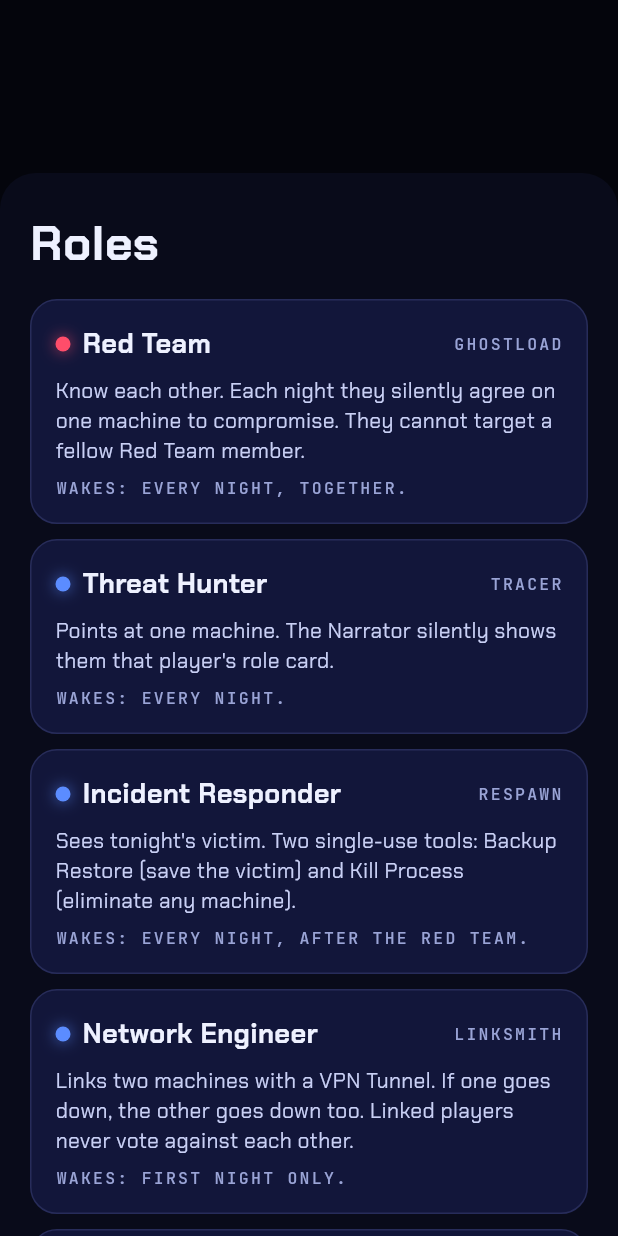
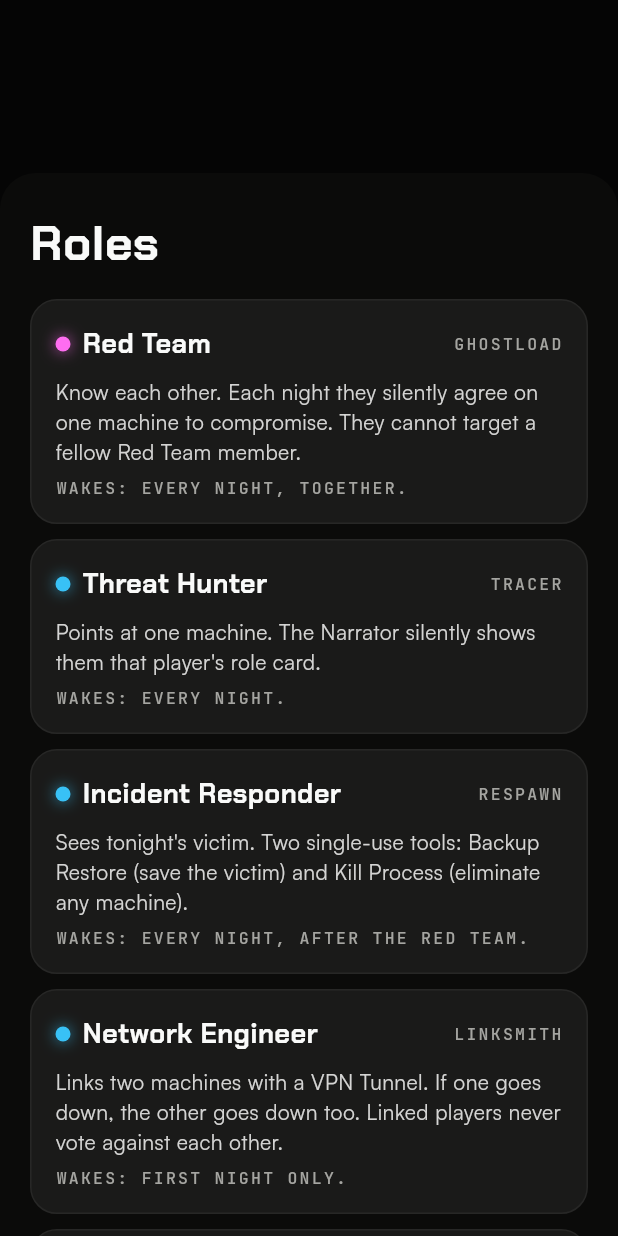
Before and after one commit to Subnau940/Insider-Threat, a Flutter app: what showRolesSheet() shows on an empty page, opened directly, on a phone screen of 412 x 824 dp. Run offline on Flutter 3.47's test engine with Material 3 defaults, Android fonts, the phone set to English and light mode, and no system bars; our stand-ins replace audioplayers, flutter_svg, google_fonts; missing offline and left inert: mobile_scanner.

Commit message:
style(design system): :lipstick: update color rampe and logo

```diff
--- a/lib/main.dart
+++ b/lib/main.dart
@@ -73,7 +73,7 @@ class _AppRootState extends State<AppRoot> {
       context: context,
       builder: (ctx) => AlertDialog(
         title: Text('Quit this game?', style: AppText.ui(20, weight: FontWeight.w700)),
-        content: Text('The current game will be lost.', style: AppText.ui(15)),
+        content: Text('The current game will be lost.', style: AppText.body(15)),
         actions: [
           TextButton(
             onPressed: () => Navigator.pop(ctx, false),
@@ -81,7 +81,7 @@ class _AppRootState extends State<AppRoot> {
           ),
           TextButton(
             onPressed: () => Navigator.pop(ctx, true),
-            child: const Text('Quit', style: TextStyle(color: AppColors.red)),
+            child: const Text('Quit', style: TextStyle(color: AppColors.pink)),
           ),
         ],
       ),
--- a/lib/theme/app_theme.dart
+++ b/lib/theme/app_theme.dart
@@ -1,44 +1,67 @@
-/// Design tokens from the prototype (calm neon: navy, electric blue, violet,
-/// red). Re-skinning the app starts here.
+/// Semantic design tokens, mapped onto the raw ramps in `palette.dart`
+/// (lime / pink / blue / grey, primary = the -400 step). Re-skinning the app
+/// starts here.
+///
+/// Roles: [primary] (lime) is the brand accent and the call to action, kept
+/// for what is actionable or selected so it does not dominate. [blue] is
+/// narration and the Defenders, [pink] is danger and the Red Team.
 library;
 
 import 'package:flutter/material.dart';
 import 'package:google_fonts/google_fonts.dart';
 
 import '../game/models.dart';
+import 'palette.dart';
 
 abstract final class AppColors {
-  static const bg = Color(0xFF090B1A);
-  static const surface = Color(0xFF12163A);
-  static const line = Color(0xFF272C5A);
-  static const text = Color(0xFFEEF1FF);
-  static const textSoft = Color(0xFFC9D0F5);
-  static const muted = Color(0xFF9AA4D6);
-  static const blue = Color(0xFF5B8CFF);
-  static const blueSoft = Color(0xFF9DB6FF);
-  static const violet = Color(0xFF9B6BFF);
-  static const red = Color(0xFFFF4D6A);
-  static const redSoft = Color(0xFFFF9DAE);
-  static const purple = Color(0xFFA97BFF);
-  static const onAccent = Color(0xFF070A1C);
-  static const disabledBg = Color(0xFF171B3C);
-  static const disabledText = Color(0xFF7580B5);
+  // Neutrals: dark background, surfaces get lighter as they rise.
+  static const bg = Cod.c950;
+  static const surface = Cod.c900;
+  static const surfaceHigh = Cod.c800;
+  static const line = Cod.c800;
+  static const text = Cod.c50;
+  static const textSoft = Cod.c300;
+  static const muted = Cod.c400;
+  static const disabledBg = Cod.c900;
+  static const disabledText = Cod.c600;
+
+  // Brand / actionable / selected.
+  static const primary = Lime.c400;
+  static const primarySoft = Lime.c200;
+  static const onAccent = Cod.c950;
+
+  // Narration, info, Defenders.
+  static const blue = Picton.c400;
+  static const blueSoft = Picton.c300;
+
+  // Danger, Red Team.
+  static const pink = Blush.c400;
+  static const pinkSoft = Blush.c200;
+
+  /// Faint grid lines on the Event card.
+  static const grid = Color(0x17A5A5A1);
 
   static const primaryGradient = LinearGradient(
     begin: Alignment.topLeft,
     end: Alignment.bottomRight,
-    colors: [blue, violet],
+    colors: [Lime.c400, Lime.c500],
   );
-  static const redGradient = LinearGradient(
+  static const pinkGradient = LinearGradient(
     begin: Alignment.topLeft,
     end: Alignment.bottomRight,
-    colors: [red, Color(0xFFC455FF)],
+    colors: [Blush.c400, Blush.c500],
+  );
+  static const blueGradient = LinearGradient(
+    begin: Alignment.topLeft,
+    end: Alignment.bottomRight,
+    colors: [Picton.c300, Picton.c400],
   );
 
+  /// Purple has no ramp of its own: the lone wildcard takes the brand lime.
   static Color team(Team t) => switch (t) {
-        Team.red => red,
+        Team.red => pink,
         Team.blue => blue,
-        Team.purple => purple,
+        Team.purple => primary,
       };
 }
 
@@ -65,6 +88,28 @@ abstract final class AppText {
     return useGoogleFonts ? GoogleFonts.chakraPetch(textStyle: base) : base;
   }
 
+  /// Body copy: Satoshi, bundled (assets/fonts) so it works offline. Titles
+  /// and buttons stay on [ui], labels on [mono].
+  static TextStyle body(
+    double size, {
+    FontWeight weight = FontWeight.w500,
+    Color color = AppColors.text,
+    double? height,
+    double? spacing,
+    TextDecoration? decoration,
+  }) =>
+      TextStyle(
+        fontFamily: 'Satoshi',
+        fontSize: size,
+        fontWeight: weight,
+        // Satoshi is a variable font: drive its weight axis explicitly.
+        fontVariations: [FontVariation('wght', weight.value.toDouble())],
+        color: color,
+        height: height,
+        letterSpacing: spacing,
+        decoration: decoration,
+      );
+
   static TextStyle mono(
     double size, {
     FontWeight weight = FontWeight.w500,
@@ -88,11 +133,17 @@ ThemeData buildAppTheme() => ThemeData(
       useMaterial3: true,
       scaffoldBackgroundColor: AppColors.bg,
       colorScheme: const ColorScheme.dark(
-        primary: AppColors.blue,
-        secondary: AppColors.violet,
-        error: AppColors.red,
+        primary: AppColors.primary,
+        onPrimary: AppColors.onAccent,
+        secondary: AppColors.blue,
+        onSecondary: AppColors.onAccent,
+        tertiary: AppColors.pink,
+        onTertiary: AppColors.onAccent,
+        error: AppColors.pink,
+        onError: AppColors.onAccent,
         surface: AppColors.surface,
         onSurface: AppColors.text,
+        outline: AppColors.line,
       ),
       dialogTheme: const DialogThemeData(backgroundColor: AppColors.surface),
       bottomSheetTheme: const BottomSheetThemeData(
--- /dev/null
+++ b/lib/theme/palette.dart
@@ -0,0 +1,68 @@
+/// Raw colour ramps. Nothing in the UI should read these directly: go through
+/// the semantic tokens in `AppColors` (app_theme.dart) so that re-skinning
+/// stays a one-file job.
+///
+/// The -400 step is the primary of each ramp.
+library;
+
+import 'package:flutter/painting.dart';
+
+/// Yellow. The brand primary; use it sparingly so it keeps its punch.
+abstract final class Lime {
+  static const c50 = Color(0xFFFBFFE7);
+  static const c100 = Color(0xFFF3FFC4);
+  static const c200 = Color(0xFFEAFF8F);
+  static const c300 = Color(0xFFDFFF4E);
+  static const c400 = Color(0xFFD4FA1B);
+  static const c500 = Color(0xFFC1E505);
+  static const c600 = Color(0xFFA7BF00);
+  static const c700 = Color(0xFF879405);
+  static const c800 = Color(0xFF71780B);
+  static const c900 = Color(0xFF62660F);
+  static const c950 = Color(0xFF383A04);
+}
+
+/// Pink.
+abstract final class Blush {
+  static const c50 = Color(0xFFFFF3FE);
+  static const c100 = Color(0xFFFFE7FF);
+  static const c200 = Color(0xFFFFCEFD);
+  static const c300 = Color(0xFFFFA7F8);
+  static const c400 = Color(0xFFFF6DF1);
+  static const c500 = Color(0xFFF73EE5);
+  static const c600 = Color(0xFFDB1EC5);
+  static const c700 = Color(0xFFB6159F);
+  static const c800 = Color(0xFF951381);
+  static const c900 = Color(0xFF791668);
+  static const c950 = Color(0xFF510143);
+}
+
+/// Blue.
+abstract final class Picton {
+  static const c50 = Color(0xFFF0F9FF);
+  static const c100 = Color(0xFFE0F3FE);
+  static const c200 = Color(0xFFBBE8FC);
+  static const c300 = Color(0xFF7ED6FB);
+  static const c400 = Color(0xFF38C1F6);
+  static const c500 = Color(0xFF10AAE7);
+  static const c600 = Color(0xFF0489C5);
+  static const c700 = Color(0xFF056D9F);
+  static const c800 = Color(0xFF085C84);
+  static const c900 = Color(0xFF0D4C6D);
+  static const c950 = Color(0xFF093148);
+}
+
+/// Neutral grey, very slightly warm.
+abstract final class Cod {
+  static const c50 = Color(0xFFF9FAF9);
+  static const c100 = Color(0xFFF4F5F4);
+  static const c200 = Color(0xFFE6E6E5);
+  static const c300 = Color(0xFFD4D4D3);
+  static const c400 = Color(0xFFA5A5A1);
+  static const c500 = Color(0xFF747470);
+  static const c600 = Color(0xFF535451);
+  static const c700 = Color(0xFF41413F);
+  static const c800 = Color(0xFF272726);
+  static const c900 = Color(0xFF1A1A19);
+  static const c950 = Color(0xFF0B0B0A);
+}
--- a/lib/ui/event_draw/event_draw_panel.dart
+++ b/lib/ui/event_draw/event_draw_panel.dart
@@ -315,7 +315,7 @@ class _EventDrawPanelState extends State<EventDrawPanel>
                     onPressed: _shown && !_busy ? _play : null,
                     icon: const Icon(Icons.replay, size: 16, color: AppColors.muted),
                     label: Text('Replay the draw',
-                        style: AppText.ui(13, color: AppColors.muted)),
+                        style: AppText.body(13, color: AppColors.muted)),
                   ),
                 ),
               ),
@@ -404,11 +404,11 @@ class _EventDrawPanelState extends State<EventDrawPanel>
                   // RGB-split glitch slices
                   GlitchLayer(
                       slice: _pink,
-                      tint: const Color(0xFFFF2E88),
+                      tint: AppColors.pink,
                       child: glitchSource),
                   GlitchLayer(
                       slice: _cyan,
-                      tint: const Color(0xFF2BD1FF),
+                      tint: AppColors.blue,
                       child: glitchSource),
                   // white flash (CRT brightness)
                   if (flash > 0)
--- a/lib/ui/guide_screen.dart
+++ b/lib/ui/guide_screen.dart
@@ -122,7 +122,7 @@ class _StepBody extends StatelessWidget {
             children: [
               if (step.team != null) TeamDot(step.team!),
               if (step.sub.isNotEmpty)
-                Text(step.sub, style: AppText.ui(15, color: AppColors.textSoft)),
+                Text(step.sub, style: AppText.body(15, color: AppColors.textSoft)),
               if (step.tag != null) TagChip(step.tag!, danger: true),
             ],
           ),
@@ -148,7 +148,7 @@ class _StepBody extends StatelessWidget {
             TextSpan(text: step.todo),
           ],
         ),
-        style: AppText.ui(14,
+        style: AppText.body(14,
             weight: FontWeight.w400, color: AppColors.muted, height: 1.5),
       ),
       if (step.secret != null) SecretCard(text: step.secret!),
@@ -202,7 +202,7 @@ class _SoundPlaceholder extends StatelessWidget {
               name,
               maxLines: 1,
               overflow: TextOverflow.ellipsis,
-              style: AppText.ui(13, color: AppColors.muted),
+              style: AppText.body(13, color: AppColors.muted),
             ),
           ),
           const Lbl('Audio coming soon'),
```
Also changed, not shown: lib/ui/end_screen.dart (+4 -6 lines), lib/ui/event_draw/event_card_faces.dart (+10 -9 lines), lib/ui/home_screen.dart (+16 -25 lines), lib/ui/scan_screen.dart (+12 -12 lines), lib/ui/setup_screen.dart (+11 -11 lines), lib/ui/widgets.dart (+40 -37 lines), pubspec.yaml (+21 -0 lines), Favicon.svg (added), LOGO_TYPO.svg (added), assets/brand/app_icon.png (added), assets/brand/favicon.svg (added), assets/brand/logo_typo.svg (added), assets/fonts/Satoshi-Variable.ttf (added), pubspec.lock, 34 other files.
